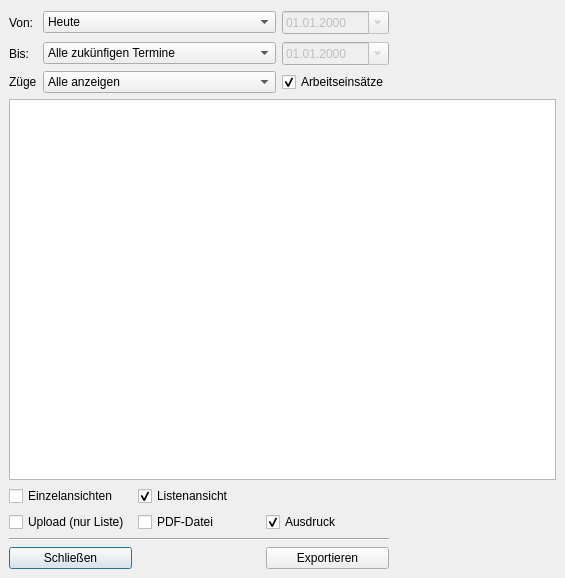
The window that Programm/exportgesamt.ui (philjosch/Einsatzplaner) describes before a commit, drawn with Qt 5.
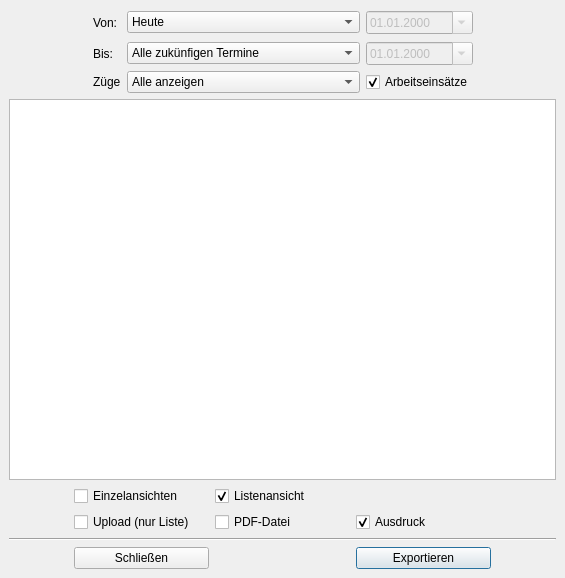
The same window after the commit.

The edit to the form file:
```diff
--- a/Programm/exportgesamt.ui
+++ b/Programm/exportgesamt.ui
@@ -16,7 +16,7 @@
   <property name="windowTitle">
    <string>Dialog</string>
   </property>
-  <layout class="QGridLayout" name="gridLayout_2" rowstretch="0,0,0,1,0">
+  <layout class="QGridLayout" name="gridLayout_2" rowstretch="0,0,0,1,0" columnstretch="1,0,0,0,1">
    <property name="leftMargin">
     <number>9</number>
    </property>
@@ -32,7 +32,64 @@
    <property name="spacing">
     <number>6</number>
    </property>
-   <item row="0" column="0">
+   <item row="2" column="2">
+    <widget class="QComboBox" name="comboFahrtag">
+     <property name="currentIndex">
+      <number>8</number>
+     </property>
+     <item>
+      <property name="text">
+       <string>Museumszug</string>
+      </property>
+     </item>
+     <item>
+      <property name="text">
+       <string>Sonderzug</string>
+      </property>
+     </item>
+     <item>
+      <property name="text">
+       <string>Gesellschaftssonderzug</string>
+      </property>
+     </item>
+     <item>
+      <property name="text">
+       <string>Nikolausfahrt</string>
+      </property>
+     </item>
+     <item>
+      <property name="text">
+       <string>Museumszug mit ELF Schnupperkurs</string>
+      </property>
+     </item>
+     <item>
+      <property name="text">
+       <string>ELF Schnupperkurs</string>
+      </property>
+     </item>
+     <item>
+      <property name="text">
+       <string>Bahnhofsfest</string>
+      </property>
+     </item>
+     <item>
+      <property name="text">
+       <string>Sonstiges</string>
+      </property>
+     </item>
+     <item>
+      <property name="text">
+       <string>Alle anzeigen</string>
+      </property>
+     </item>
+     <item>
+      <property name="text">
+       <string>Nichts anzeigen</string>
+      </property>
+     </item>
+    </widget>
+   </item>
+   <item row="0" column="1">
     <widget class="QLabel" name="label">
      <property name="text">
       <string>Von:</string>
@@ -42,61 +99,34 @@
      </property>
     </widget>
    </item>
-   <item row="0" column="1">
-    <widget class="QComboBox" name="comboVon">
-     <property name="currentIndex">
-      <number>1</number>
-     </property>
-     <item>
-      <property name="text">
-       <string>Datum</string>
-      </property>
-     </item>
-     <item>
-      <property name="text">
-       <string>Heute</string>
-      </property>
-     </item>
-     <item>
-      <property name="text">
-       <string>Anfang des Jahres</string>
-      </property>
-     </item>
-     <item>
-      <property name="text">
-       <string>Alle vergangenen Termine</string>
-      </property>
-     </item>
-    </widget>
-   </item>
-   <item row="0" column="2">
-    <widget class="QDateEdit" name="dateVon">
-     <property name="enabled">
-      <bool>false</bool>
-     </property>
-     <property name="maximumDate">
-      <date>
-       <year>2099</year>
-       <month>12</month>
-       <day>31</day>
-      </date>
-     </property>
-     <property name="minimumDate">
-      <date>
-       <year>2000</year>
-       <month>1</month>
-       <day>1</day>
-      </date>
-     </property>
-     <property name="displayFormat">
-      <string>dd.MM.yyyy</string>
-     </property>
-     <property name="calendarPopup">
-      <bool>true</bool>
-     </property>
-    </widget>
-   </item>
    <item row="0" column="3">
+    <widget class="QDateEdit" name="dateVon">
+     <property name="enabled">
+      <bool>false</bool>
+     </property>
+     <property name="maximumDate">
+      <date>
+       <year>2099</year>
+       <month>12</month>
+       <day>31</day>
+      </date>
+     </property>
+     <property name="minimumDate">
+      <date>
+       <year>2000</year>
+       <month>1</month>
+       <day>1</day>
+      </date>
+     </property>
+     <property name="displayFormat">
+      <string>dd.MM.yyyy</string>
+     </property>
+     <property name="calendarPopup">
+      <bool>true</bool>
+     </property>
+    </widget>
+   </item>
+   <item row="0" column="4">
     <spacer name="horizontalSpacer_2">
      <property name="orientation">
       <enum>Qt::Horizontal</enum>
@@ -109,7 +139,17 @@
      </property>
     </spacer>
    </item>
-   <item row="1" column="0">
+   <item row="2" column="3">
+    <widget class="QCheckBox" name="checkActivity">
+     <property name="text">
+      <string>Arbeitseinsätze</string>
+     </property>
+     <property name="checked">
+      <bool>true</bool>
+     </property>
+    </widget>
+   </item>
+   <item row="1" column="1">
     <widget class="QLabel" name="label_2">
      <property name="text">
       <string>Bis:</string>
@@ -119,7 +159,61 @@
      </property>
     </widget>
    </item>
-   <item row="1" column="1">
+   <item row="1" column="3">
+    <widget class="QDateEdit" name="dateBis">
+     <property name="enabled">
+      <bool>false</bool>
+     </property>
+     <property name="maximumDate">
+      <date>
+       <year>2099</year>
+       <month>12</month>
+       <day>31</day>
+      </date>
+     </property>
+     <property name="minimumDate">
+      <date>
+       <year>2000</year>
+       <month>1</month>
+       <day>1</day>
+      </date>
+     </property>
+     <property name="displayFormat">
+      <string>dd.MM.yyyy</string>
+     </property>
+     <property name="calendarPopup">
+      <bool>true</bool>
+     </property>
+    </widget>
+   </item>
+   <item row="0" column="2">
+    <widget class="QComboBox" name="comboVon">
+     <property name="currentIndex">
+      <number>1</number>
+     </property>
+     <item>
+      <property name="text">
+       <string>Datum</string>
+      </property>
+     </item>
+     <item>
+      <property name="text">
+       <string>Heute</string>
+      </property>
+     </item>
+     <item>
+      <property name="text">
+       <string>Anfang des Jahres</string>
+      </property>
+     </item>
+     <item>
+      <property name="text">
+       <string>Alle vergangenen Termine</string>
+      </property>
+     </item>
+    </widget>
+   </item>
+   <item row="1" column="2">
     <widget class="QComboBox" name="comboBis">
      <property name="currentIndex">
       <number>3</number>
@@ -146,34 +240,7 @@
      </item>
     </widget>
    </item>
-   <item row="1" column="2">
-    <widget class="QDateEdit" name="dateBis">
-     <property name="enabled">
-      <bool>false</bool>
-     </property>
-     <property name="maximumDate">
-      <date>
-       <year>2099</year>
-       <month>12</month>
-       <day>31</day>
-      </date>
-     </property>
-     <property name="minimumDate">
-      <date>
-       <year>2000</year>
-       <month>1</month>
-       <day>1</day>
-      </date>
-     </property>
-     <property name="displayFormat">
-      <string>dd.MM.yyyy</string>
-     </property>
-     <property name="calendarPopup">
-      <bool>true</bool>
-     </property>
-    </widget>
-   </item>
-   <item row="2" column="0">
+   <item row="2" column="1">
     <widget class="QLabel" name="label_3">
      <property name="text">
       <string>Züge</string>
@@ -183,90 +250,52 @@
      </property>
     </widget>
    </item>
-   <item row="2" column="1">
-    <widget class="QComboBox" name="comboFahrtag">
-     <property name="currentIndex">
-      <number>8</number>
+   <item row="1" column="0">
+    <spacer name="horizontalSpacer_3">
+     <property name="orientation">
+      <enum>Qt::Horizontal</enum>
      </property>
-     <item>
-      <property name="text">
-       <string>Museumszug</string>
-      </property>
-     </item>
-     <item>
-      <property name="text">
-       <string>Sonderzug</string>
-      </property>
-     </item>
-     <item>
-      <property name="text">
-       <string>Gesellschaftssonderzug</string>
-      </property>
-     </item>
-     <item>
-      <property name="text">
-       <string>Nikolausfahrt</string>
-      </property>
-     </item>
-     <item>
-      <property name="text">
-       <string>Museumszug mit ELF Schnupperkurs</string>
-      </property>
-     </item>
-     <item>
-      <property name="text">
-       <string>ELF Schnupperkurs</string>
-      </property>
-     </item>
-     <item>
-      <property name="text">
-       <string>Bahnhofsfest</string>
-      </property>
-     </item>
-     <item>
-      <property name="text">
-       <string>Sonstiges</string>
-      </property>
-     </item>
-     <item>
-      <property name="text">
-       <string>Alle anzeigen</string>
-      </property>
-     </item>
-     <item>
-      <property name="text">
-       <string>Nichts anzeigen</string>
-      </property>
-     </item>
-    </widget>
-   </item>
-   <item row="2" column="2">
-    <widget class="QCheckBox" name="checkActivity">
-     <property name="text">
-      <string>Arbeitseinsätze</string>
+     <property name="sizeHint" stdset="0">
+      <size>
+       <width>40</width>
+       <height>20</height>
+      </size>
      </property>
-     <property name="checked">
-      <bool>true</bool>
-     </property>
-    </widget>
+    </spacer>
    </item>
-   <item row="3" column="0" colspan="4">
+   <item row="3" column="0" colspan="5">
     <widget class="QListWidget" name="listAnzeige">
      <property name="selectionMode">
       <enum>QAbstractItemView::MultiSelection</enum>
      </property>
     </widget>
    </item>
-   <item row="4" column="0" colspan="3">
-    <layout class="QGridLayout" name="gridLayout">
-     <item row="0" column="0">
-      <widget class="QCheckBox" name="checkEinzel">
+   <item row="4" column="0" colspan="5">
+    <layout class="QGridLayout" name="gridLayout" columnstretch="1,0,0,0,1" columnminimumwidth="0,135,135,135,0">
+     <item row="1" column="3">
+      <widget class="QCheckBox" name="checkAusdruck">
        <property name="text">
-        <string>Einzelansichten</string>
+        <string>Ausdruck</string>
+       </property>
+       <property name="checked">
+        <bool>true</bool>
        </property>
       </widget>
      </item>
-     <item row="0" column="1">
+     <item row="1" column="4">
+      <spacer name="horizontalSpacer">
+       <property name="orientation">
+        <enum>Qt::Horizontal</enum>
+       </property>
+       <property name="sizeHint" stdset="0">
+        <size>
+         <width>40</width>
+         <height>20</height>
+        </size>
+       </property>
+      </spacer>
+     </item>
+     <item row="0" column="2">
       <widget class="QCheckBox" name="checkListe">
        <property name="text">
         <string>Listenansicht</string>
@@ -276,48 +305,58 @@
        </property>
       </widget>
      </item>
-     <item row="1" column="0">
-      <widget class="QCheckBox" name="checkUpload">
+     <item row="3" column="3">
+      <widget class="QPushButton" name="pushDrucken">
        <property name="text">
-        <string>Upload (nur Liste)</string>
+        <string>Exportieren</string>
        </property>
       </widget>
      </item>
-     <item row="1" column="1">
+     <item row="1" column="2">
       <widget class="QCheckBox" name="checkPDF">
        <property name="text">
         <string>PDF-Datei</string>
        </property>
       </widget>
      </item>
-     <item row="1" column="2">
-      <widget class="QCheckBox" name="checkAusdruck">
-       <property name="text">
-        <string>Ausdruck</string>
-       </property>
-       <property name="checked">
-        <bool>true</bool>
-       </property>
-      </widget>
-     </item>
-     <item row="2" column="0" colspan="3">
-      <widget class="Line" name="line_2">
-       <property name="orientation">
-        <enum>Qt::Horizontal</enum>
-       </property>
-      </widget>
-     </item>
-     <item row="3" column="0">
+     <item row="3" column="1">
       <widget class="QPushButton" name="pushAbbruch">
        <property name="text">
         <string>Schließen</string>
        </property>
       </widget>
      </item>
-     <item row="3" column="2">
-      <widget class="QPushButton" name="pushDrucken">
+     <item row="0" column="1">
+      <widget class="QCheckBox" name="checkEinzel">
        <property name="text">
-        <string>Exportieren</string>
+        <string>Einzelansichten</string>
+       </property>
+      </widget>
+     </item>
+     <item row="1" column="1">
+      <widget class="QCheckBox" name="checkUpload">
+       <property name="text">
+        <string>Upload (nur Liste)</string>
+       </property>
+      </widget>
+     </item>
+     <item row="1" column="0">
+      <spacer name="horizontalSpacer_4">
+       <property name="orientation">
+        <enum>Qt::Horizontal</enum>
+       </property>
+       <property name="sizeHint" stdset="0">
+        <size>
+         <width>40</width>
+         <height>20</height>
+        </size>
+       </property>
+      </spacer>
+     </item>
+     <item row="2" column="0" colspan="5">
+      <widget class="Line" name="line_2">
+       <property name="orientation">
+        <enum>Qt::Horizontal</enum>
        </property>
       </widget>
      </item>
```
